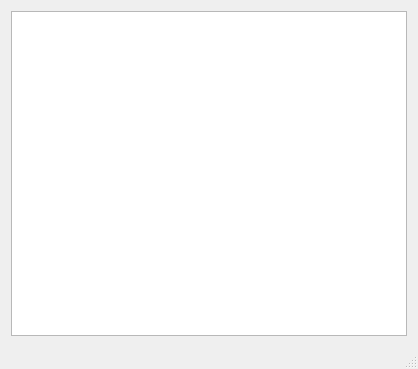
This is Second Term/LAB_7/mainwindow.ui in Osipchik/Cpp as Qt 5 draws it before an edit. The edited form follows.
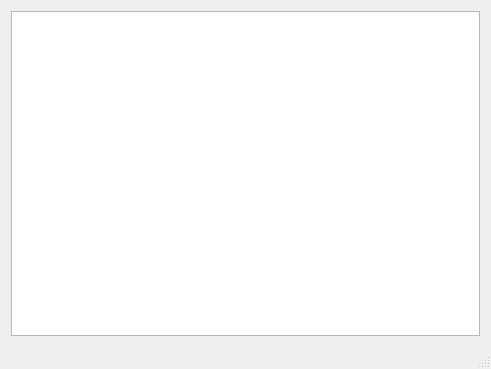
This is the edited form.

Diff of the .ui file:
```diff
--- a/Second Term/LAB_7/mainwindow.ui
+++ b/Second Term/LAB_7/mainwindow.ui
@@ -6,7 +6,7 @@
    <rect>
     <x>0</x>
     <y>0</y>
-    <width>418</width>
+    <width>491</width>
     <height>369</height>
    </rect>
   </property>
@@ -14,8 +14,8 @@
    <string>MainWindow</string>
   </property>
   <widget class="QWidget" name="centralWidget">
-   <layout class="QGridLayout" name="gridLayout">
-    <item row="0" column="0">
+   <layout class="QVBoxLayout" name="verticalLayout">
+    <item>
      <widget class="QTableWidget" name="tableWidget">
       <property name="showGrid">
        <bool>false</bool>
```
